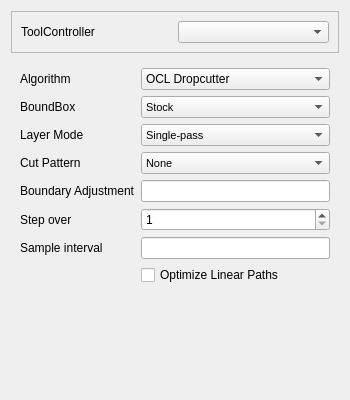
Before: the Qt Designer form src/Mod/Path/Gui/Resources/panels/PageOpWaterlineEdit.ui in berndhahnebach/All_FreeCAD, drawn with Qt 5.
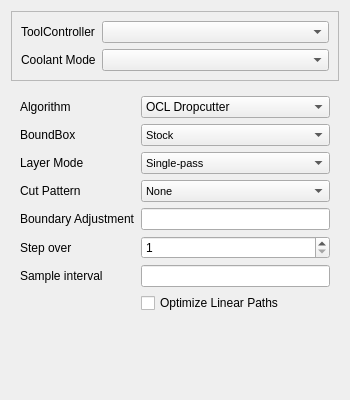
After: the same form once the commit is applied. Custom widgets are drawn as their Qt base class.

Commit message: Path: Add missing `CoolantMode` input to GUI

What changed in the file:
```diff
--- a/src/Mod/Path/Gui/Resources/panels/PageOpWaterlineEdit.ui
+++ b/src/Mod/Path/Gui/Resources/panels/PageOpWaterlineEdit.ui
@@ -22,21 +22,31 @@
      <property name="frameShadow">
       <enum>QFrame::Raised</enum>
      </property>
-     <layout class="QHBoxLayout" name="horizontalLayout">
-      <item>
-       <widget class="QLabel" name="label">
+     <layout class="QFormLayout" name="formLayout">
+      <item row="0" column="0">
+       <widget class="QLabel" name="toolController_label">
         <property name="text">
          <string>ToolController</string>
         </property>
        </widget>
       </item>
-      <item>
+      <item row="0" column="1">
        <widget class="QComboBox" name="toolController">
         <property name="toolTip">
          <string>&lt;html&gt;&lt;head/&gt;&lt;body&gt;&lt;p&gt;The tool and its settings to be used for this operation.&lt;/p&gt;&lt;/body&gt;&lt;/html&gt;</string>
         </property>
        </widget>
       </item>
+      <item row="1" column="1">
+       <widget class="QComboBox" name="coolantController"/>
+      </item>
+      <item row="1" column="0">
+       <widget class="QLabel" name="coolantController_label">
+        <property name="text">
+         <string>Coolant Mode</string>
+        </property>
+       </widget>
+      </item>
      </layout>
     </widget>
    </item>
```
Left out of the diff: 12 changed lines with no effect on the pictures. The commit also changes 1 other file.
